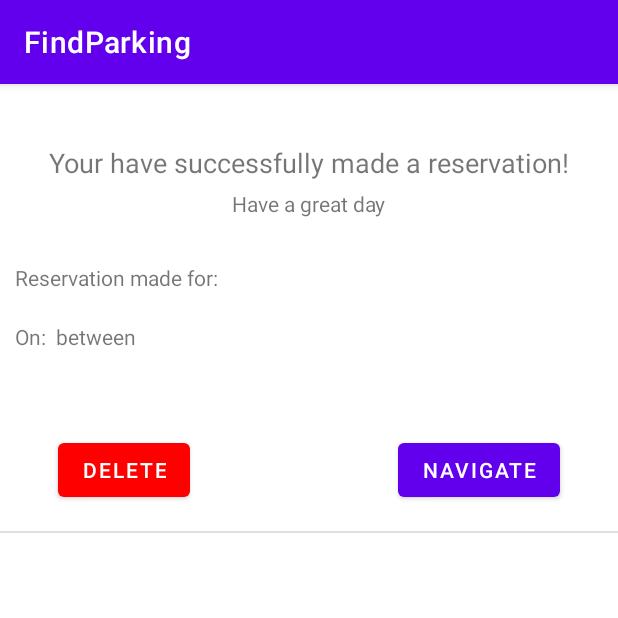
After one commit to oppip/FindParking, an Android app: the ReservationConfirmedFragment screen opened directly, with no data from a screen before it, on a phone screen of 412 x 824 dp, the top half of it. The commit adds this screen. Run offline under Robolectric (Android 15) with nearby library versions, the phone set to English and light mode, and no system bars; libraries missing offline, so code that uses them is left out: androidmads.library.qrgenearator; 8 statements that could not run were skipped.

Commit message:
Before starting navigation.

```diff
--- a/app/src/main/AndroidManifest.xml
+++ b/app/src/main/AndroidManifest.xml
@@ -9,7 +9,8 @@
         android:roundIcon="@mipmap/ic_launcher_round"
         android:supportsRtl="true"
         android:theme="@style/Theme.FindParking">
-        <activity android:name=".ReservationForm"></activity>
+        <activity android:name=".ReservationConfrimation"></activity>
+        <activity android:name=".ReservationForm" />
         <activity android:name=".Cities" />
         <activity android:name=".SignUp" />
         <activity android:name=".MainActivity">
--- a/app/src/main/java/com/example/findparking/Cities.java
+++ b/app/src/main/java/com/example/findparking/Cities.java
@@ -75,6 +75,8 @@ public class Cities extends AppCompatActivity implements DatePickerDialog.OnDate
     @Override
     protected void onResume() {
         super.onResume();
-        notifyAdapter();
+        if (!session.getDate().isEmpty()) {
+            notifyAdapter();
+        }
     }
 }
--- a/app/src/main/java/com/example/findparking/Helpers/QRCodeFragment.java
+++ b/app/src/main/java/com/example/findparking/Helpers/QRCodeFragment.java
@@ -61,7 +61,7 @@ public class QRCodeFragment extends Fragment {
     @Override
     public View onCreateView(LayoutInflater inflater, ViewGroup container,
                              Bundle savedInstanceState) {
-        textToEncode = getArguments().getString("Reservation");
+        textToEncode = getActivity().getIntent().getExtras().getString("QRCodeText");
         return inflater.inflate(R.layout.fragment_q_r_code, container, false);
     }
 
--- /dev/null
+++ b/app/src/main/java/com/example/findparking/Helpers/ReservationConfirmedFragment.java
@@ -0,0 +1,85 @@
+package com.example.findparking.Helpers;
+
+import android.content.Intent;
+import android.graphics.Color;
+import android.os.Bundle;
+import android.view.LayoutInflater;
+import android.view.View;
+import android.view.ViewGroup;
+import android.widget.Button;
+import android.widget.EditText;
+import android.widget.TextView;
+
+import androidx.annotation.NonNull;
+import androidx.annotation.Nullable;
+import androidx.fragment.app.Fragment;
+
+import com.example.findparking.R;
+
+public class ReservationConfirmedFragment extends Fragment {
+
+    TextView cityAndParkingName, dateForReservation, timeFrameForReservation;
+    Button delete, navigate;
+    int reservationID;
+
+
+    public ReservationConfirmedFragment() {
+    }
+
+    public static ReservationConfirmedFragment newInstance() {
+        ReservationConfirmedFragment fragment = new ReservationConfirmedFragment();
+        fragment.setArguments(null);
+        return fragment;
+    }
+
+    @Override
+    public void onCreate(Bundle savedInstanceState) {
+        super.onCreate(savedInstanceState);
+    }
+
+    @Override
+    public void onActivityCreated(@Nullable Bundle savedInstanceState) {
+        super.onActivityCreated(savedInstanceState);
+        DatabaseHelper db = new DatabaseHelper(getActivity().getApplicationContext());
+
+        cityAndParkingName = getActivity().findViewById(R.id.cityAndParkingName);
+        dateForReservation = getActivity().findViewById(R.id.dateForReservation);
+        timeFrameForReservation = getActivity().findViewById(R.id.timeFrameForReservation);
+        reservationID = getActivity().getIntent().getExtras().getInt("reservationID");
+        String name, date, time;
+        name = getActivity().getIntent().getExtras().getString("cityandparkingname");
+        date = getActivity().getIntent().getExtras().getString("ReservationDate");
+        time = getActivity().getIntent().getExtras().getString("TimeframeForReservation");
+
+        cityAndParkingName.setText(name);
+        dateForReservation.setText(date);
+        timeFrameForReservation.setText(time);
+
+        delete = getActivity().findViewById(R.id.DeleteReservation);
+        delete.setBackgroundColor(Color.RED);
+        delete.setOnClickListener(new View.OnClickListener() {
+            @Override
+            public void onClick(View v) {
+                db.deleteReservation(reservationID);
+            }
+        });
+
+        navigate = getActivity().findViewById(R.id.NavigateToDestination);
+        navigate.setOnClickListener(new View.OnClickListener() {
+            @Override
+            public void onClick(View v) {
+//                Intent intent = new Intent(getContext(), MapParking.class);
+//                startActivity(intent);
+            }
+        });
+
+
+    }
+
+    @Override
+    public View onCreateView(LayoutInflater inflater, ViewGroup container,
+                             Bundle savedInstanceState) {
+        // Inflate the layout for this fragment
+        return inflater.inflate(R.layout.fragment_reservation_confirmed, container, false);
+    }
+}
--- a/app/src/main/java/com/example/findparking/MainActivity.java
+++ b/app/src/main/java/com/example/findparking/MainActivity.java
@@ -38,7 +38,7 @@ public class MainActivity extends AppCompatActivity {
                 Intent intent = new Intent(MainActivity.this, Cities.class);
                 startActivity(intent);
                 session.deleteAll();
-              //  session.setUserID(1);
+                session.setUserID(3);
 
                 /*String Eemail, Epassword;
                 Eemail = email.getText().toString();
--- /dev/null
+++ b/app/src/main/java/com/example/findparking/ReservationConfrimation.java
@@ -0,0 +1,15 @@
+package com.example.findparking;
+
+import androidx.appcompat.app.AppCompatActivity;
+
+import android.os.Bundle;
+
+public class ReservationConfrimation extends AppCompatActivity {
+
+    @Override
+    protected void onCreate(Bundle savedInstanceState) {
+        super.onCreate(savedInstanceState);
+        setContentView(R.layout.activity_reservation_confrimation);
+
+    }
+}
--- /dev/null
+++ b/app/src/main/res/layout/activity_reservation_confrimation.xml
@@ -0,0 +1,38 @@
+<?xml version="1.0" encoding="utf-8"?>
+<androidx.constraintlayout.widget.ConstraintLayout xmlns:android="http://schemas.android.com/apk/res/android"
+    xmlns:app="http://schemas.android.com/apk/res-auto"
+    xmlns:tools="http://schemas.android.com/tools"
+    android:layout_width="match_parent"
+    android:layout_height="match_parent"
+    tools:context=".ReservationConfrimation">
+
+    <fragment
+        android:id="@+id/ConfirmationFragment"
+        android:name="com.example.findparking.Helpers.ReservationConfirmedFragment"
+        android:layout_width="match_parent"
+        android:layout_height="0dp"
+        app:layout_constraintEnd_toEndOf="parent"
+        app:layout_constraintStart_toStartOf="parent"
+        app:layout_constraintTop_toTopOf="parent"
+        tools:layout="@layout/fragment_reservation_confirmed" />
+
+    <fragment
+        android:id="@+id/QRFragment"
+        android:name="com.example.findparking.Helpers.QRCodeFragment"
+        android:layout_width="match_parent"
+        android:layout_height="0dp"
+        app:layout_constraintBottom_toBottomOf="parent"
+        app:layout_constraintEnd_toEndOf="parent"
+        app:layout_constraintStart_toStartOf="parent"
+        app:layout_constraintTop_toBottomOf="@+id/ConfirmationFragment"
+        tools:layout="@layout/fragment_q_r_code" />
+
+    <View
+        android:id="@+id/divider2"
+        android:layout_width="match_parent"
+        android:layout_height="1dp"
+        android:layout_marginTop="3dp"
+        android:background="?android:attr/listDivider"
+        app:layout_constraintBottom_toTopOf="@+id/QRFragment"
+        app:layout_constraintTop_toBottomOf="@+id/ConfirmationFragment" />
+</androidx.constraintlayout.widget.ConstraintLayout>
--- /dev/null
+++ b/app/src/main/res/layout/fragment_reservation_confirmed.xml
@@ -0,0 +1,116 @@
+<?xml version="1.0" encoding="utf-8"?>
+<androidx.constraintlayout.widget.ConstraintLayout
+    xmlns:android="http://schemas.android.com/apk/res/android"
+    xmlns:app="http://schemas.android.com/apk/res-auto"
+    xmlns:tools="http://schemas.android.com/tools"
+    android:layout_width="match_parent"
+    android:layout_height="wrap_content"
+    tools:context=".Helpers.ReservationConfirmedFragment">
+
+    <TextView
+        android:id="@+id/confirmation"
+        android:layout_width="wrap_content"
+        android:layout_height="wrap_content"
+        android:layout_marginTop="40dp"
+        android:text="@string/confirmationText"
+        android:textSize="18dp"
+        app:layout_constraintEnd_toEndOf="parent"
+        app:layout_constraintStart_toStartOf="parent"
+        app:layout_constraintTop_toTopOf="parent" />
+
+    <TextView
+        android:id="@+id/GreatDay"
+        android:layout_width="wrap_content"
+        android:layout_height="wrap_content"
+        android:layout_marginTop="5dp"
+        android:text="@string/greatDay"
+        app:layout_constraintEnd_toEndOf="parent"
+        app:layout_constraintStart_toStartOf="parent"
+        app:layout_constraintTop_toBottomOf="@+id/confirmation" />
+
+    <TextView
+        android:id="@+id/textView5"
+        android:layout_width="wrap_content"
+        android:layout_height="wrap_content"
+        android:layout_marginStart="10dp"
+        android:layout_marginTop="30dp"
+        android:text="@string/ReservationMade"
+        app:layout_constraintStart_toStartOf="parent"
+        app:layout_constraintTop_toBottomOf="@+id/GreatDay" />
+
+    <TextView
+        android:id="@+id/cityAndParkingName"
+        android:layout_width="wrap_content"
+        android:layout_height="wrap_content"
+        android:layout_marginTop="28dp"
+        android:text="@string/dummyName"
+        android:textSize="16dp"
+        app:layout_constraintStart_toEndOf="@+id/textView5"
+        app:layout_constraintTop_toBottomOf="@+id/GreatDay"
+
+        />
+
+    <TextView
+        android:id="@+id/textView8"
+        android:layout_width="wrap_content"
+        android:layout_height="wrap_content"
+        android:layout_marginTop="20dp"
+        android:text="On: "
+        app:layout_constraintTop_toBottomOf="@+id/textView5"
+        android:layout_marginStart="10dp"
+        app:layout_constraintStart_toStartOf="parent"
+        />
+
+    <TextView
+        android:id="@+id/dateForReservation"
+        android:layout_width="wrap_content"
+        android:layout_height="wrap_content"
+        android:layout_marginTop="20dp"
+        android:text="30/12/20"
+        app:layout_constraintStart_toEndOf="@+id/textView8"
+        app:layout_constraintTop_toBottomOf="@+id/textView5" />
+
+    <TextView
+        android:id="@+id/textView10"
+        android:layout_width="wrap_content"
+        android:layout_height="wrap_content"
+        android:text=" between "
+        android:layout_marginTop="20dp"
+        app:layout_constraintStart_toEndOf="@+id/dateForReservation"
+        app:layout_constraintTop_toBottomOf="@+id/textView5" />
+
+    <TextView
+        android:id="@+id/timeFrameForReservation"
+        android:layout_width="wrap_content"
+        android:layout_height="wrap_content"
+        android:layout_marginTop="20dp"
+        android:text="13:00-14:00"
+        app:layout_constraintStart_toEndOf="@+id/textView10"
+        app:layout_constraintTop_toBottomOf="@+id/textView5" />
+
+    <Button
+        android:id="@+id/NavigateToDestination"
+        android:layout_width="wrap_content"
+        android:layout_height="wrap_content"
+        android:layout_marginTop="55dp"
+        android:layout_marginBottom="15dp"
+        android:text="@string/Navigate"
+        app:layout_constraintBottom_toBottomOf="parent"
+        app:layout_constraintEnd_toEndOf="parent"
+        app:layout_constraintStart_toEndOf="@+id/DeleteReservation"
+        app:layout_constraintTop_toBottomOf="@+id/timeFrameForReservation" />
+
+    <Button
+        android:id="@+id/DeleteReservation"
+        android:layout_width="wrap_content"
+        android:layout_height="wrap_content"
+        android:layout_marginTop="55dp"
+        android:layout_marginEnd="100dp"
+        android:layout_marginBottom="15dp"
+        android:text="@string/Delete"
+        app:layout_constraintBottom_toBottomOf="parent"
+        app:layout_constraintEnd_toStartOf="@+id/NavigateToDestination"
+        app:layout_constraintStart_toStartOf="parent"
+        app:layout_constraintTop_toBottomOf="@+id/dateForReservation" />
+
+</androidx.constraintlayout.widget.ConstraintLayout>
--- a/app/src/main/res/values/strings.xml
+++ b/app/src/main/res/values/strings.xml
@@ -19,6 +19,13 @@
     <string name="dateOfReservation">Date of reservation</string>
     <string name="From">From:</string>
     <string name="To">To:</string>
+    <string name="confirmationText">Your have successfully made a reservation!</string>
+    <string name="thanks">Thank you for using Find Parking</string>
+    <string name="greatDay">Have a great day</string>
+    <string name="ReservationMade">Reservation made for: </string>
+    <string name="dummyName">Skopje Parking, Skopje</string>
+    <string name="Navigate">Navigate</string>
+    <string name="Delete">Delete</string>
 
     <array name="timeSlots">
         <item>00:00-01:00</item>
```
Also changed, not shown: app/src/main/java/com/example/findparking/Helpers/DatabaseHelper.java (+147 -0 lines), app/src/main/java/com/example/findparking/Helpers/ParkingAdapter.java (+31 -4 lines), app/src/main/res/layout/list_parkings.xml (+19 -3 lines).
